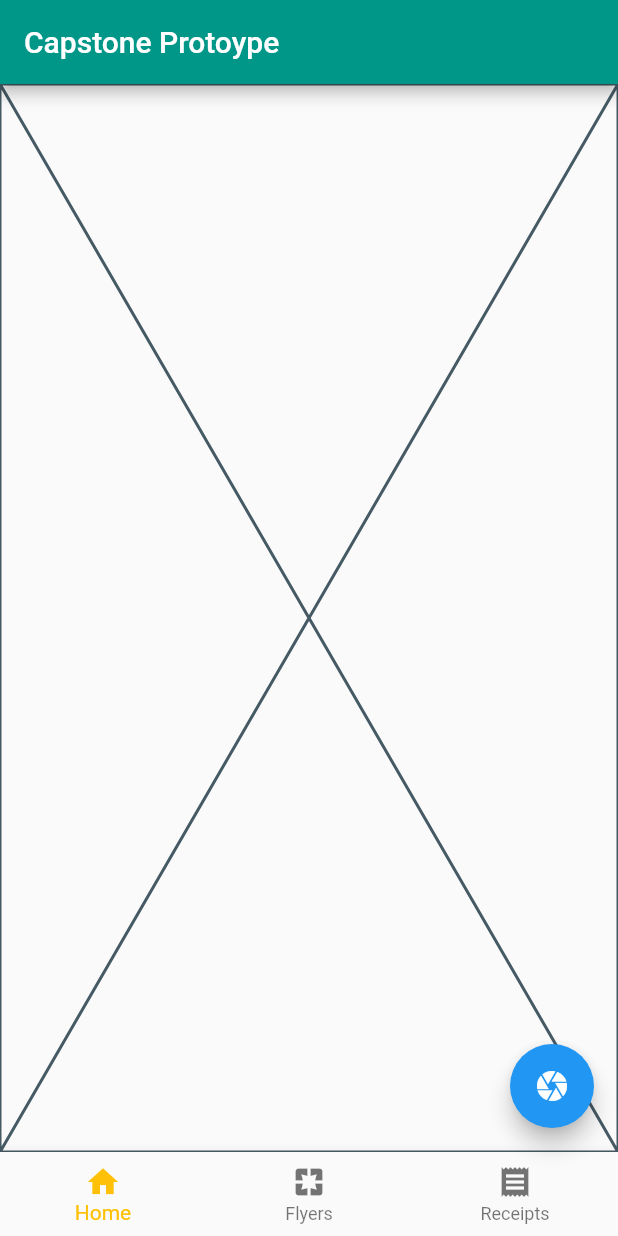
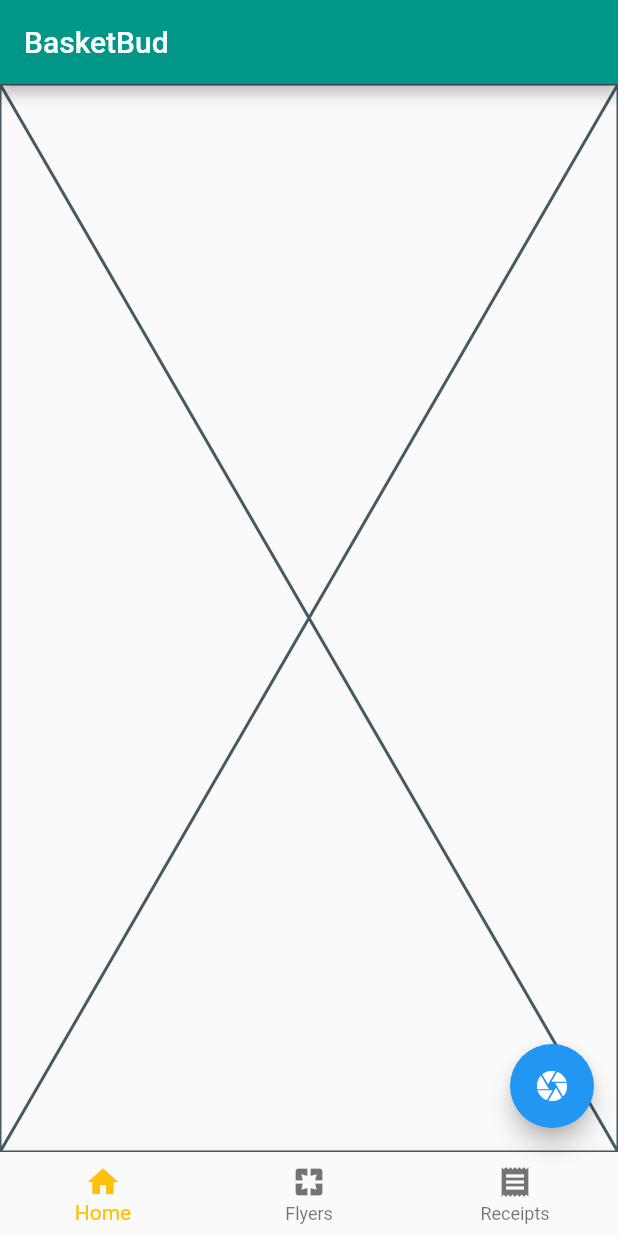
Before and after one commit to aiden-janey/CapstonePrototype2023, a Flutter app: the screen it shows after launch, on a phone screen of 412 x 824 dp. Run offline on Flutter 3.47's test engine with Material 2 defaults, Android fonts, the light colour scheme and no system bars; our stand-ins replace camera, firebase_core; accounts and stored records are empty.

Commit message:
Did some minor debugging such as fixing warnings and changing title

```diff
--- a/basketbud_prototype/lib/camera_preview.dart
+++ b/basketbud_prototype/lib/camera_preview.dart
@@ -6,8 +6,8 @@ import 'package:flutter/material.dart';
 
 //preview image
 class CamPreview extends StatefulWidget {
-  CamPreview(this.file, {super.key});
-  XFile file;
+  const CamPreview(this.file, {final Key? key}) : super(key: key);
+  final XFile file;
   @override
   State<CamPreview> createState() => _CamPreviewState();
 }
--- a/basketbud_prototype/lib/main.dart
+++ b/basketbud_prototype/lib/main.dart
@@ -31,7 +31,7 @@ class _MyAppState extends State<MyApp> {
   @override
   Widget build(BuildContext context) {
     Widget page;
-    page = Placeholder();
+    page = const Placeholder();
     return MaterialApp(
       //create home page
       home: Scaffold(
@@ -39,7 +39,7 @@ class _MyAppState extends State<MyApp> {
         appBar: AppBar(
           //set properties
           backgroundColor: Colors.teal,
-          title: const Text('Capstone Protoype'),
+          title: const Text('BasketBud'),
         ),
         //add a floating button for camera
         floatingActionButton: FloatingActionButton(
--- a/basketbud_prototype/lib/save_image.dart
+++ b/basketbud_prototype/lib/save_image.dart
@@ -9,7 +9,7 @@ Future<String> get _localPath async {
   return directory.path;
 }
 
-//get reference to file path (appened file name)
+//get reference to file path (append file name)
 Future<File> get _localFile async {
   final path = await _localPath;
   //currently will overwrite
```
Also changed, not shown: basketbud_prototype/lib/camera_start.dart (+16 -7 lines).
